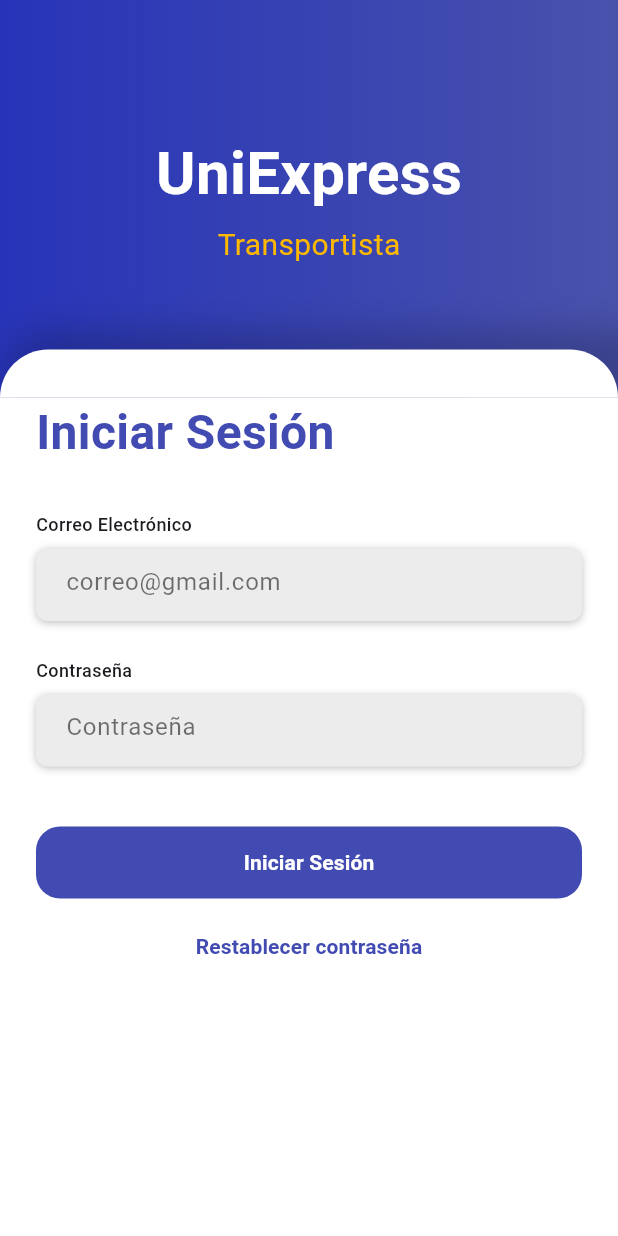
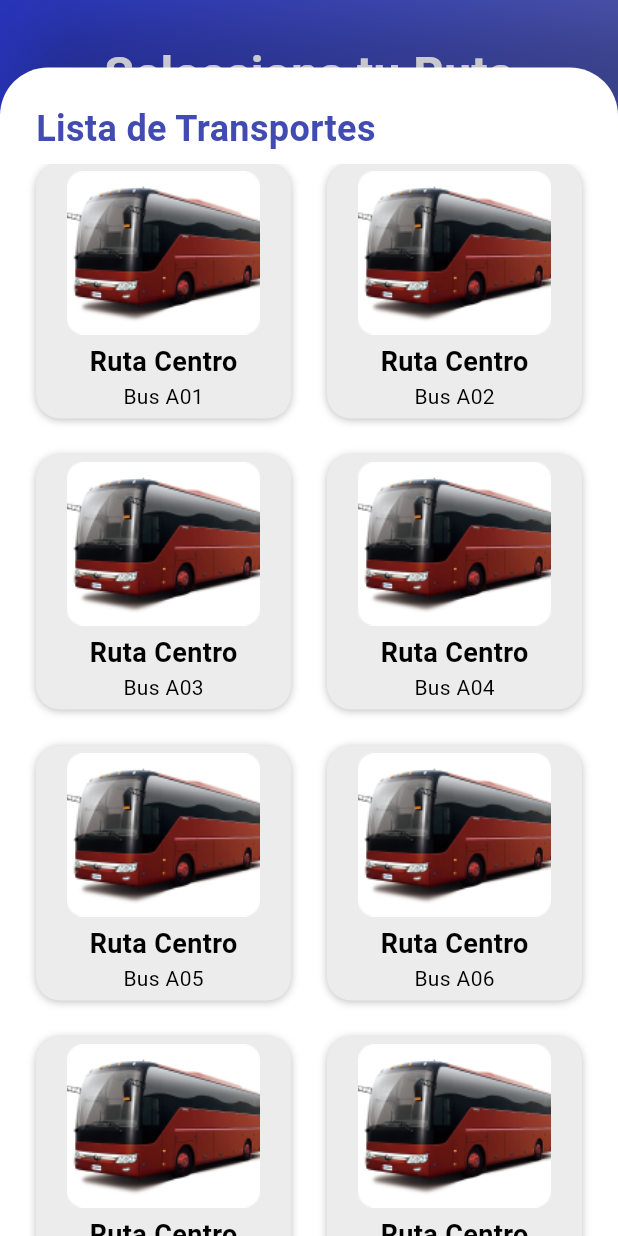
Before and after one commit to Marielsy/uniexpress, a Flutter app: the screen it shows after launch, on a phone screen of 412 x 824 dp. Run offline on Flutter 3.47's test engine with Material 3 defaults, Android fonts, the phone set to English and light mode, and no system bars.

Commit message:
se agrega la pantalla select route y select bus

```diff
--- /dev/null
+++ b/lib/bus/select_bus_screen.dart
@@ -0,0 +1,229 @@
+import 'package:flutter/material.dart';
+import 'package:uniexpress/bus/select_route_bottom_sheet.dart';
+import 'package:uniexpress/components/header_view.dart';
+import 'package:uniexpress/utils/constants.dart';
+
+class SelectBusScreen extends StatefulWidget {
+  const SelectBusScreen({super.key});
+
+  @override
+  State<SelectBusScreen> createState() => _SelectBusScreenState();
+}
+
+class _SelectBusScreenState extends State<SelectBusScreen> {
+  int? isSelected;
+
+  @override
+  Widget build(BuildContext context) {
+    //Calculate Inset top SafeAreat
+    final topSafeArea = MediaQuery.of(context).padding;
+    double headerHeight = 109 + topSafeArea.top;
+    const double borderRadius = 32;
+    return Stack(
+      children: [
+        HeaderView(
+          height: headerHeight,
+          child: Column(
+            children: [
+              _headerContent(headerHeight),
+            ],
+          ),
+        ),
+        _ContentViewSelectRoute(
+          borderRadius: borderRadius,
+          headerHeight: headerHeight,
+        ),
+        Padding(
+          padding: EdgeInsets.only(top: headerHeight),
+          child: GridView.builder(
+            gridDelegate: const SliverGridDelegateWithFixedCrossAxisCount(
+              crossAxisCount: 2,
+              crossAxisSpacing: 24,
+              mainAxisSpacing: 24,
+            ),
+            padding: const EdgeInsets.symmetric(horizontal: 24),
+            itemCount: 20,
+            itemBuilder: (BuildContext context, int index) {
+              return GestureDetector(
+                onTap: () {
+                  setState(() {
+                    isSelected = index;
+                  });
+                  showRouteModal();
+                },
+                child: _TransportListCell(
+                  isSelected: (isSelected == index),
+                  index: index,
+                ),
+              );
+            },
+          ),
+        ),
+      ],
+    );
+  }
+
+  void showRouteModal() {
+    showModalBottomSheet(
+      // backgroundColor: Colors.transparent,
+      context: context,
+      showDragHandle: true,
+      shape: const RoundedRectangleBorder(
+        borderRadius: BorderRadius.vertical(
+          top: Radius.circular(32.0),
+        ),
+      ),
+      builder: (BuildContext context) {
+        return const SizedBox(
+          height: 400,
+          child: SelectRouteBottomSheet(
+            routeList: [
+              //TODO: read from the API
+              'T01 Terminal - Agronomía',
+              'P02 Parque - Agronomía',
+              'T42 Terminal - Ing Informática',
+              'T06 Terminal - Comedor',
+            ],
+          ),
+        );
+      },
+    );
+  }
+
+  Widget _headerContent(double headerHeight) {
+    return SizedBox(
+      height: headerHeight,
+      child: const Column(
+        children: [
+          Spacer(),
+          Text(
+            'Selecciona tu Ruta',
+            style: TextStyle(
+              fontSize: 32,
+              fontWeight: FontWeight.w700,
+              color: Colors.white,
+            ),
+          ),
+          SizedBox(height: 10),
+          Spacer()
+        ],
+      ),
+    );
+  }
+}
+
+class _TransportListCell extends StatelessWidget {
+  final bool isSelected;
+  final int index;
+
+  const _TransportListCell({
+    required this.isSelected,
+    required this.index,
+  });
+
+  @override
+  Widget build(BuildContext context) {
+    final textColor = (isSelected) ? Colors.white : Colors.black;
+
+    return Container(
+      decoration: BoxDecoration(
+        color: isSelected
+            ? Constants.primaryColor
+            : const Color.fromRGBO(236, 236, 236, 1),
+        borderRadius: const BorderRadius.all(Radius.circular(16)),
+        boxShadow: [
+          BoxShadow(
+            offset: Offset(0, (isSelected) ? 4 : 1),
+            blurRadius: (isSelected) ? 8 : 4,
+            spreadRadius: 0,
+            color: Colors.black.withOpacity(0.25),
+          ),
+        ],
+      ),
+      child: Column(
+        children: [
+          const Expanded(
+            child: Padding(
+              padding: EdgeInsets.symmetric(vertical: 5.0),
+              child: Image(
+                image: AssetImage('assets/general/bus-icon.png'),
+                fit: BoxFit.fitWidth,
+              ),
+            ),
+          ),
+          Text(
+            'Ruta Centro',
+            style: TextStyle(
+              fontSize: 18,
+              fontWeight: FontWeight.bold,
+              color: textColor,
+            ),
+          ),
+          Text(
+            'Bus A0${(index + 1)}',
+            style: TextStyle(
+              fontSize: 14,
+              fontWeight: FontWeight.w400,
+              color: textColor,
+            ),
+          ),
+          const SizedBox(height: 5),
+        ],
+      ),
+    );
+  }
+}
+
+class _ContentViewSelectRoute extends StatelessWidget {
+  final double headerHeight;
+  final double borderRadius;
+
+  const _ContentViewSelectRoute({
+    required this.headerHeight,
+    required this.borderRadius,
+  });
+
+  @override
+  Widget build(BuildContext context) {
+    var boxDecoration = BoxDecoration(
+      color: Colors.white,
+      borderRadius: BorderRadius.only(
+        topLeft: Radius.circular(borderRadius),
+        topRight: Radius.circular(borderRadius),
+      ),
+      boxShadow: const [
+        BoxShadow(
+          offset: Offset(40, 0),
+          color: Color.fromRGBO(14, 16, 40, 0.25),
+          spreadRadius: 29,
+          blurRadius: 32,
+        )
+      ],
+    );
+
+    return Padding(
+      padding: EdgeInsets.only(top: headerHeight - (borderRadius * 2)),
+      child: Container(
+        width: double.infinity,
+        decoration: boxDecoration,
+        child: const Padding(
+          padding: EdgeInsets.symmetric(horizontal: 24),
+          child: Column(
+            crossAxisAlignment: CrossAxisAlignment.start,
+            children: [
+              SizedBox(height: 24),
+              Text(
+                'Lista de Transportes',
+                style: TextStyle(
+                  fontSize: 24,
+                  fontWeight: FontWeight.bold,
+                  color: Constants.primaryColor,
+                ),
+              ),
+            ],
+          ),
+        ),
+      ),
+    );
+  }
+}
--- a/lib/main.dart
+++ b/lib/main.dart
@@ -1,4 +1,5 @@
 import 'package:flutter/material.dart';
+import 'package:uniexpress/bus/select_bus_screen.dart';
 import 'package:uniexpress/login/login_screen.dart';
 
 void main() {
@@ -14,7 +15,7 @@ class MainApp extends StatelessWidget {
       debugShowCheckedModeBanner: false,
       home: Scaffold(
         backgroundColor: Colors.white,
-        body: LoginScreen(),
+        body: SelectBusScreen(),
       ),
     );
   }
```
Also changed, not shown: lib/bus/select_route_bottom_sheet.dart (added, +77 -0 lines), pubspec.yaml (+5 -2 lines), assets/general/bus-icon.png (added).
